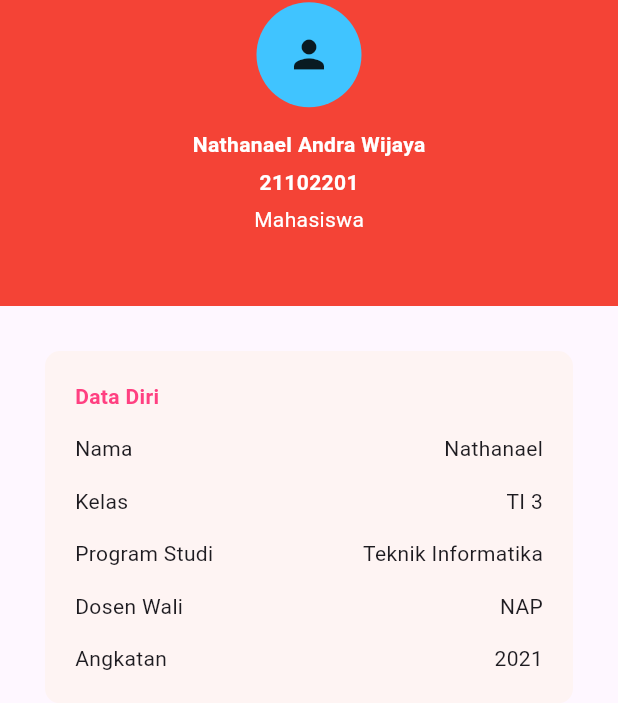
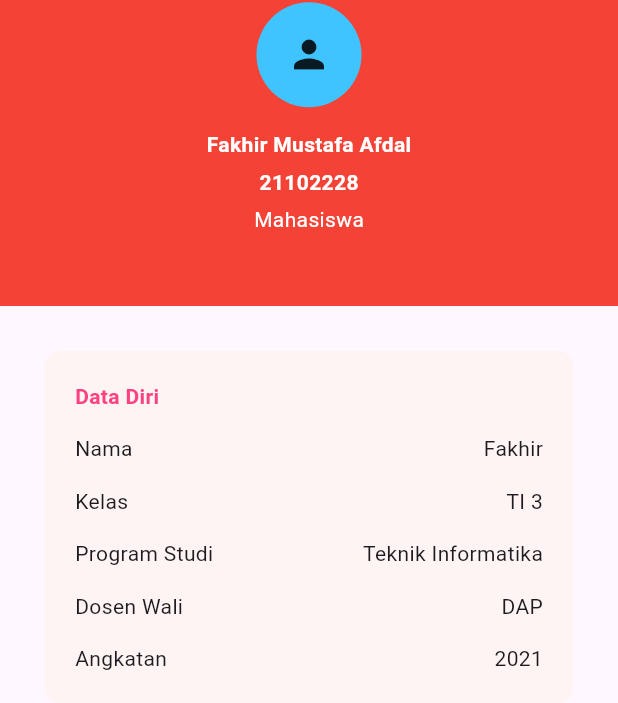
Before and after one commit to FakhirMustafa/21102228_TI3_ppb2324-2, a Flutter app: the screen it shows after launch, on a phone screen of 412 x 824 dp. Shown: the part 153-856 px from the top of the screen. Run offline on Flutter 3.47's test engine with Material 3 defaults, Android fonts, the phone set to English and light mode, and no system bars; our stand-ins replace bloc, equatable, flutter_bloc.

Commit message:
Update main.dart

```diff
--- a/layouting (Pertemuan 4)/lib/main.dart
+++ b/layouting (Pertemuan 4)/lib/main.dart
@@ -43,7 +43,7 @@ class MyApp extends StatelessWidget {
                   SizedBox(height: 15,),
                   // Nama
                   Text(
-                    "Nathanael Andra Wijaya",
+                    "Fakhir Mustafa Afdal",
                     style: TextStyle(
                       color: Colors.white,
                       fontWeight: FontWeight.bold,
@@ -52,7 +52,7 @@ class MyApp extends StatelessWidget {
                   SizedBox(height: 5,),
                   // NIM
                   Text(
-                    "21102201",
+                    "21102228",
                     style: TextStyle(
                       color: Colors.white,
                       fontWeight: FontWeight.bold,
@@ -91,7 +91,7 @@ class MyApp extends StatelessWidget {
                     mainAxisAlignment: MainAxisAlignment.spaceBetween,
                     children: [
                       Text("Nama "),
-                      Text("Nathanael"),
+                      Text("Fakhir"),
                     ],
                   ),
                   SizedBox(height: 15,),
@@ -115,7 +115,7 @@ class MyApp extends StatelessWidget {
                     mainAxisAlignment: MainAxisAlignment.spaceBetween,
                     children: [
                       Text("Dosen Wali "),
-                      Text("NAP"),
+                      Text("DAP"),
                     ],
                   ),
                   SizedBox(height: 15,),
```
